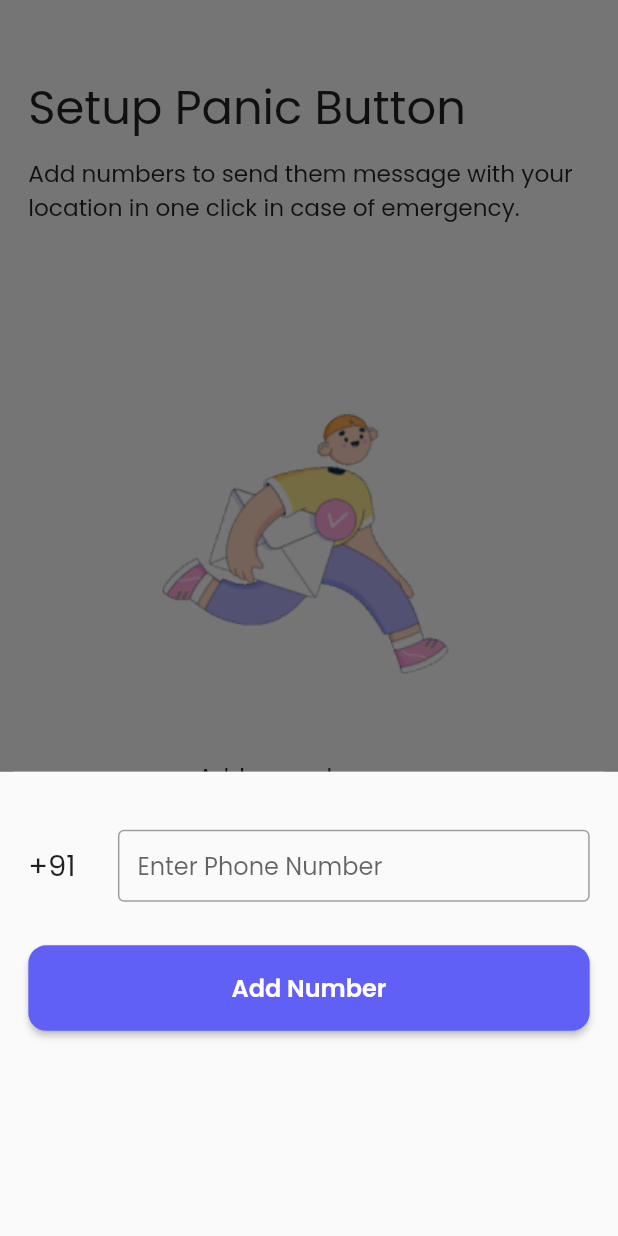
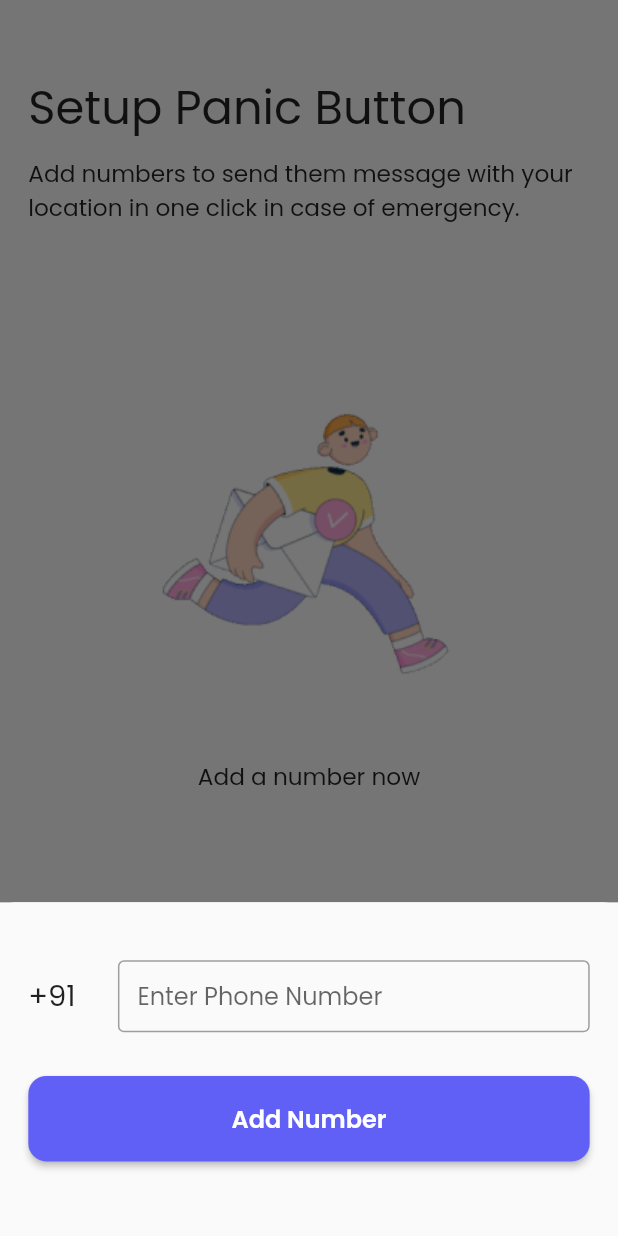
Before and after one commit to Debajyoti14/MamaVault, a Flutter app: the SetupPanicScreen screen opened directly, after a tap on "Add New Number", on a phone screen of 412 x 824 dp. Run offline on Flutter 3.47's test engine with Material 2 defaults, Android fonts, the phone set to English and light mode, and no system bars; our stand-ins replace accordion, animated_splash_screen, circular_countdown_timer, cloud_firestore, date_time_picker, file_picker and 15 more; missing offline and left inert: clipboard, onboarding, pdf_render; accounts and stored records are empty; statements that could not run were skipped.

Commit message:
Primary Button Fixed with loading state

```diff
--- a/lib/screens/Panic Mode/setup_panic.dart
+++ b/lib/screens/Panic Mode/setup_panic.dart
@@ -152,7 +152,10 @@ class _SetupPanicScreenState extends State<SetupPanicScreen> {
                                       horizontal: defaultPadding,
                                       vertical: 40.h),
                                   child: SizedBox(
-                                    height: 240.h,
+                                    height: 150.h +
+                                        MediaQuery.of(context)
+                                            .viewInsets
+                                            .bottom,
                                     child: Column(
                                       children: [
                                         Row(
--- a/lib/screens/onboarding/add_details.dart
+++ b/lib/screens/onboarding/add_details.dart
@@ -182,7 +182,6 @@ class _AddDetailsScreenState extends State<AddDetailsScreen> {
                       buttonTitle: 'Next',
                       onPressed: () {
                         if (formKey.currentState!.validate()) {
-                          print(dateController.text);
                           addDetailsUser();
                           Navigator.push(
                             context,
--- a/lib/widgets/primary_button.dart
+++ b/lib/widgets/primary_button.dart
@@ -3,44 +3,48 @@ import 'package:google_fonts/google_fonts.dart';
 
 import '../config/color_pallete.dart';
 
-class PrimaryButton extends StatelessWidget {
+class PrimaryButton extends StatefulWidget {
   final String buttonTitle;
-  final String? state;
+  final bool isLoading;
 
   final void Function() onPressed;
-  const PrimaryButton(
-      {super.key,
-      required this.buttonTitle,
-      required this.onPressed,
-      this.state = 'Initial'});
+  const PrimaryButton({
+    super.key,
+    required this.buttonTitle,
+    required this.onPressed,
+    this.isLoading = false,
+  });
 
+  @override
+  State<PrimaryButton> createState() => _PrimaryButtonState();
+}
+
+class _PrimaryButtonState extends State<PrimaryButton> {
   @override
   Widget build(BuildContext context) {
     return SizedBox(
       width: double.infinity,
       height: 57,
       child: ElevatedButton(
-        onPressed: onPressed,
+        onPressed: widget.onPressed,
         style: ElevatedButton.styleFrom(
           shape:
               RoundedRectangleBorder(borderRadius: BorderRadius.circular(12.0)),
-          backgroundColor: (state == 'Initial')
-              ? PalleteColor.primaryPurple
-              : (state == 'Processing')
-                  ? const Color.fromARGB(255, 15, 244, 244)
-                  : (state == 'Approved')
-                      ? const Color.fromARGB(255, 6, 198, 35)
-                      : const Color.fromARGB(255, 246, 96, 96),
+          backgroundColor: PalleteColor.primaryPurple,
           textStyle: TextStyle(
             fontFamily: GoogleFonts.poppins().fontFamily,
             fontWeight: FontWeight.w600,
             fontSize: 16,
           ),
         ),
-        child: Padding(
-          padding: const EdgeInsets.symmetric(horizontal: 8),
-          child: Text(buttonTitle, textAlign: TextAlign.center),
-        ),
+        child: widget.isLoading
+            ? const Center(
+                child: CircularProgressIndicator(),
+              )
+            : Padding(
+                padding: const EdgeInsets.symmetric(horizontal: 8),
+                child: Text(widget.buttonTitle, textAlign: TextAlign.center),
+              ),
       ),
     );
   }
```
